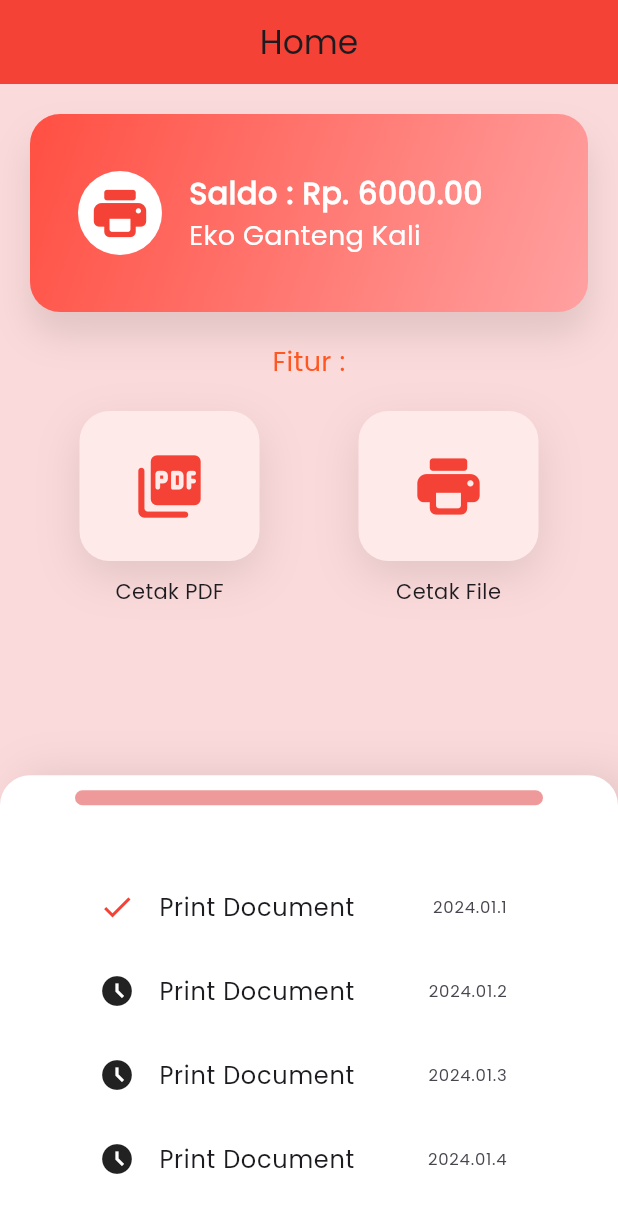
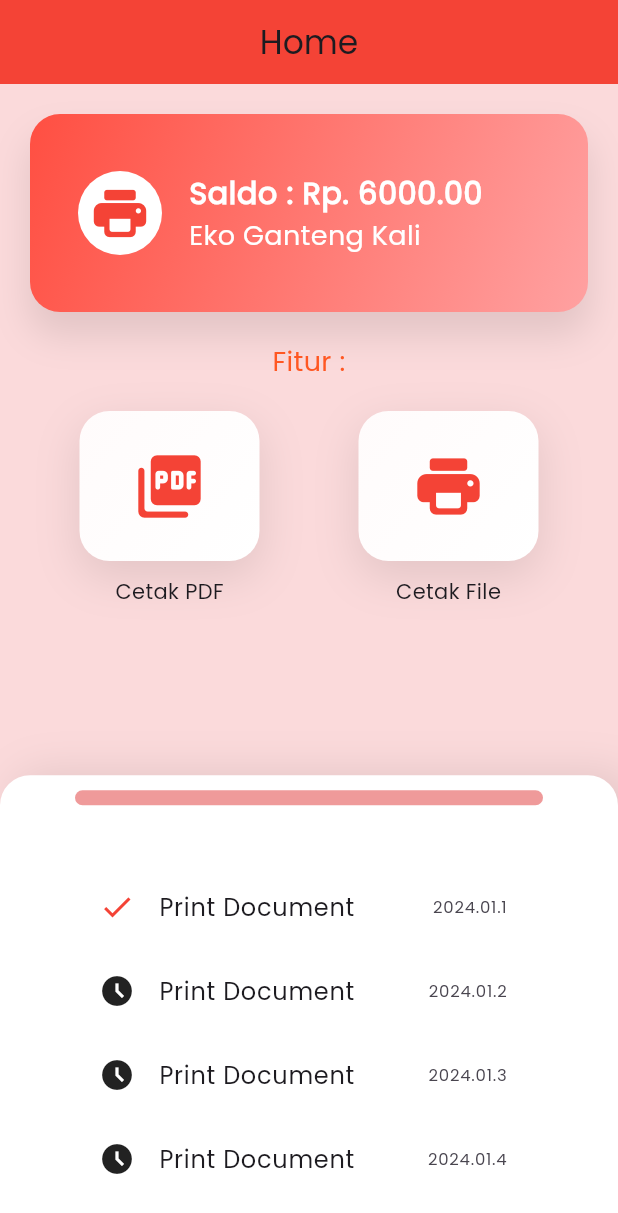
Before and after one commit to medianprasetya/Prinin-Dong, a Flutter app: the screen it shows after launch, on a phone screen of 412 x 824 dp. Shown: the top 1213 px of the screen. Run offline on Flutter 3.47's test engine with Material 3 defaults, Android fonts, the phone set to English and light mode, and no system bars; our stand-ins replace connectivity.

Commit message:
change background color icon to white

```diff
--- a/lib/home/homepage.dart
+++ b/lib/home/homepage.dart
@@ -174,8 +174,8 @@ class FiturHome extends StatelessWidget {
                     borderRadius: BorderRadius.all(Radius.circular(20)),
                     gradient: LinearGradient(
                       colors: [
-                        Color.fromARGB(255, 255, 234, 234),
-                        Color.fromARGB(255, 255, 234, 234),
+                        Color.fromARGB(255, 255, 251, 251),
+                        Color.fromARGB(255, 255, 255, 255),
                       ],
                       begin: Alignment.topLeft,
                       end: Alignment.bottomRight,
@@ -217,8 +217,8 @@ class FiturHome extends StatelessWidget {
                     borderRadius: BorderRadius.all(Radius.circular(20)),
                     gradient: LinearGradient(
                       colors: [
-                        Color.fromARGB(255, 255, 234, 234),
-                        Color.fromARGB(255, 255, 234, 234),
+                   Color.fromARGB(255, 255, 251, 251),
+                        Color.fromARGB(255, 255, 255, 255),
                       ],
                       begin: Alignment.topLeft,
                       end: Alignment.bottomRight,
```
